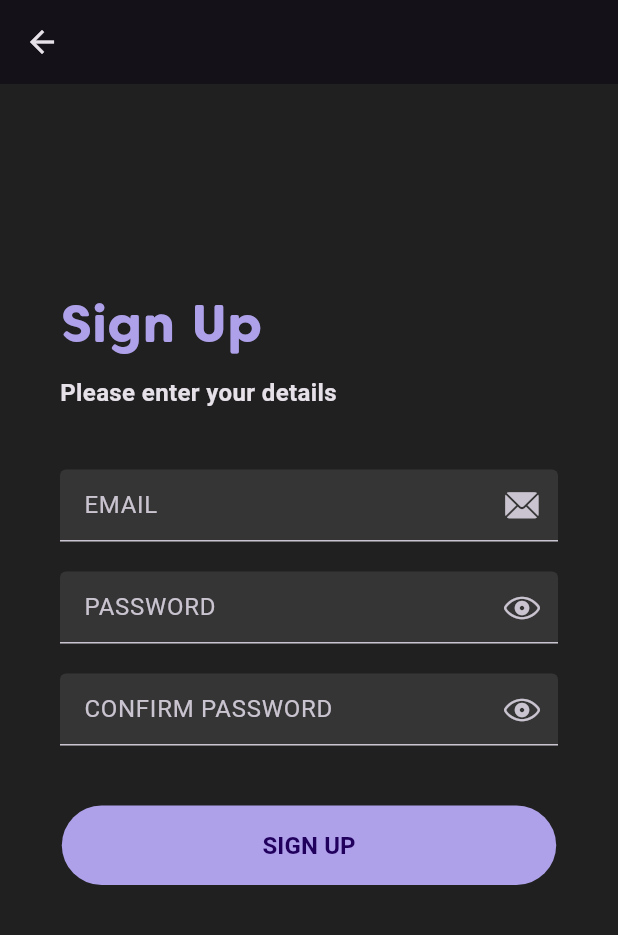
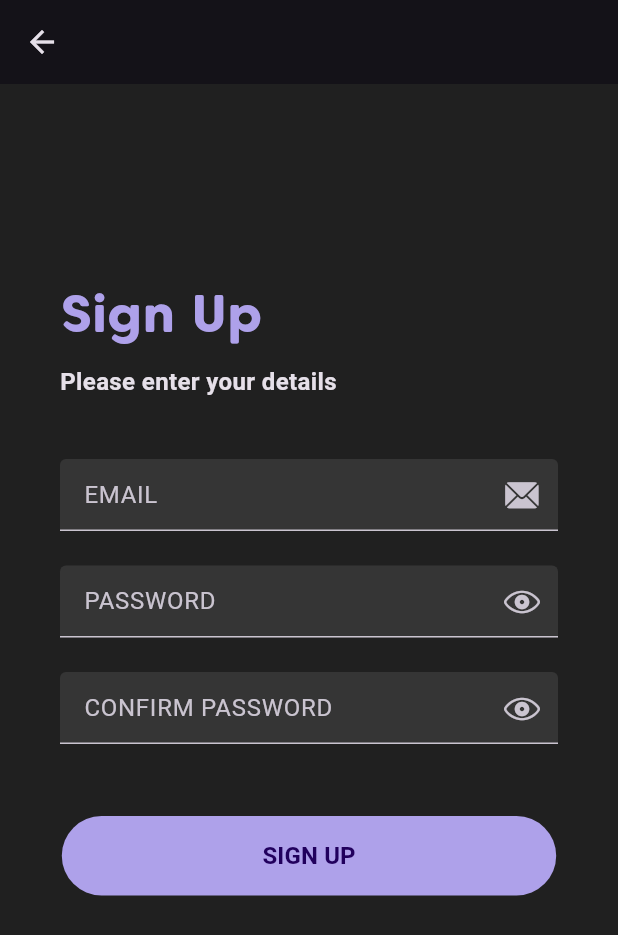
Before and after one commit to amiyuki7/zonin, a Flutter app: the SignUpScreen screen opened directly, on a phone screen of 412 x 824 dp. Shown: the top 935 px of the screen. Run offline on Flutter 3.47's test engine with Material 3 defaults, Android fonts, the phone set to English and light mode, and no system bars; our stand-ins replace bloc, equatable, flutter_bloc, google_fonts; missing offline and left inert: rethink_db_ns.

Commit message:
Fix styling
error text below text input boxes were shifting things around
vertically, now they don't.

```diff
--- a/lib/components/zonin_text_field.dart
+++ b/lib/components/zonin_text_field.dart
@@ -61,6 +61,8 @@
         ),
         focusColor: focusText,
         errorStyle: const TextStyle(height: 0),
+        helperText: ' ',
+        helperStyle: const TextStyle(height: 0),
       ),
     );
   }
--- a/lib/screens/sign_up_screen.dart
+++ b/lib/screens/sign_up_screen.dart
@@ -41,8 +41,8 @@
           ScaffoldMessenger.of(context).removeCurrentSnackBar();
           ScaffoldMessenger.of(context).showSnackBar(snackBar);
         } else if (state is Authenticated) {
-          print('Sign up successful');
-          print(state.user.toString());
+          ScaffoldMessenger.of(context).removeCurrentSnackBar();
+          Navigator.of(context).pop();
         }
       },
       child: Scaffold(
@@ -86,7 +86,7 @@
                     return null;
                   },
                 ),
-                const SizedBox(height: 20),
+                const SizedBox(height: 5),
                 ZoninTextField(
                   controller: passwordController,
                   labelText: 'PASSWORD',
@@ -108,7 +108,7 @@
                     return null;
                   },
                 ),
-                const SizedBox(height: 20),
+                const SizedBox(height: 5),
                 ZoninTextField(
                   controller: confirmController,
                   labelText: 'CONFIRM PASSWORD',
@@ -130,8 +130,10 @@
                     return null;
                   },
                 ),
-                const SizedBox(height: 40),
+                const SizedBox(height: 30),
                 Center(
+                  child: ConstrainedBox(
+                    constraints: const BoxConstraints(minHeight: 53, minWidth: 53),
                     child: _isLoading
                         ? const CircularProgressIndicator()
                         : TextButton(
@@ -161,6 +163,7 @@
                             ),
                           ),
                   ),
+                ),
                 const SizedBox(height: 100),
               ],
             ),
```
Lines whose indentation alone changed are shown as unchanged.
